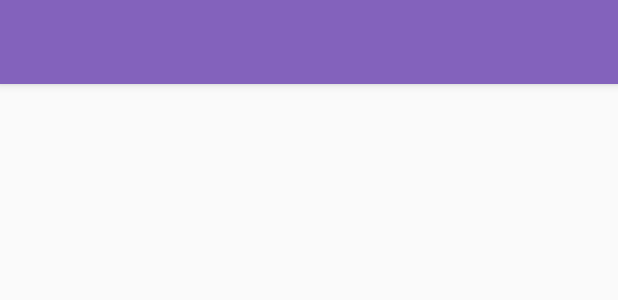
After one commit to SilentLongbow/Animal-Dictionary-Mobile, an Android app: the layout toolbar.xml on its own in the app's theme, with its tools: preview values and no code run, on a phone screen of 412 x 824 dp. The commit adds this screen. Shown: the top 300 px of the screen. Run offline under Robolectric (Android 15) with nearby library versions, the phone set to English and light mode, and no system bars.

Commit message:
Created a toolbar and worked towards search functionality.

```diff
--- /dev/null
+++ b/app/src/main/res/layout/toolbar.xml
@@ -0,0 +1,11 @@
+<?xml version="1.0" encoding="utf-8"?>
+<androidx.appcompat.widget.Toolbar xmlns:android="http://schemas.android.com/apk/res/android"
+    xmlns:app="http://schemas.android.com/apk/res-auto"
+    android:layout_width="match_parent"
+    android:layout_height="wrap_content"
+    android:background="@color/colorPrimary"
+    android:elevation="4dp"
+    android:theme="@style/ThemeOverlay.AppCompat.Dark.ActionBar"
+    app:popupTheme="@style/ThemeOverlay.AppCompat.Light">
+
+</androidx.appcompat.widget.Toolbar>
--- a/app/src/main/res/values/colors.xml
+++ b/app/src/main/res/values/colors.xml
@@ -1,6 +1,6 @@
 <?xml version="1.0" encoding="utf-8"?>
 <resources>
-    <color name="colorPrimary">#6200EE</color>
-    <color name="colorPrimaryDark">#3700B3</color>
-    <color name="colorAccent">#03DAC5</color>
+    <color name="colorPrimary">#8362bc</color>
+    <color name="colorPrimaryDark">#53378b</color>
+    <color name="colorAccent">#b590ef</color>
 </resources>
--- a/app/src/main/res/values/strings.xml
+++ b/app/src/main/res/values/strings.xml
@@ -1,4 +1,4 @@
 <resources>
-    <string name="app_name">en-de Dictionary</string>
+    <string name="app_name">Animal Dictionary</string>
     <string name="search_hint">Search for animals</string>
 </resources>
--- a/app/src/main/res/values/styles.xml
+++ b/app/src/main/res/values/styles.xml
@@ -1,7 +1,7 @@
 <resources>
 
     <!-- Base application theme. -->
-    <style name="AppTheme" parent="Theme.AppCompat.Light.DarkActionBar">
+    <style name="AppTheme" parent="Theme.AppCompat.Light.NoActionBar">
         <!-- Customize your theme here. -->
         <item name="colorPrimary">@color/colorPrimary</item>
         <item name="colorPrimaryDark">@color/colorPrimaryDark</item>
```
Also changed, not shown: app/src/main/AndroidManifest.xml (+9 -5 lines), app/src/main/java/nz/ac/uclive/mjk141/en_dedictionary/MainActivity.kt (+10 -7 lines), app/src/main/java/nz/ac/uclive/mjk141/en_dedictionary/main_page_recycler/DictionaryAdapter.kt (+27 -5 lines), app/src/main/res/layout/activity_main.xml (+5 -9 lines), app/src/main/res/menu/options_menu.xml (added, +11 -0 lines), 1 other file.
